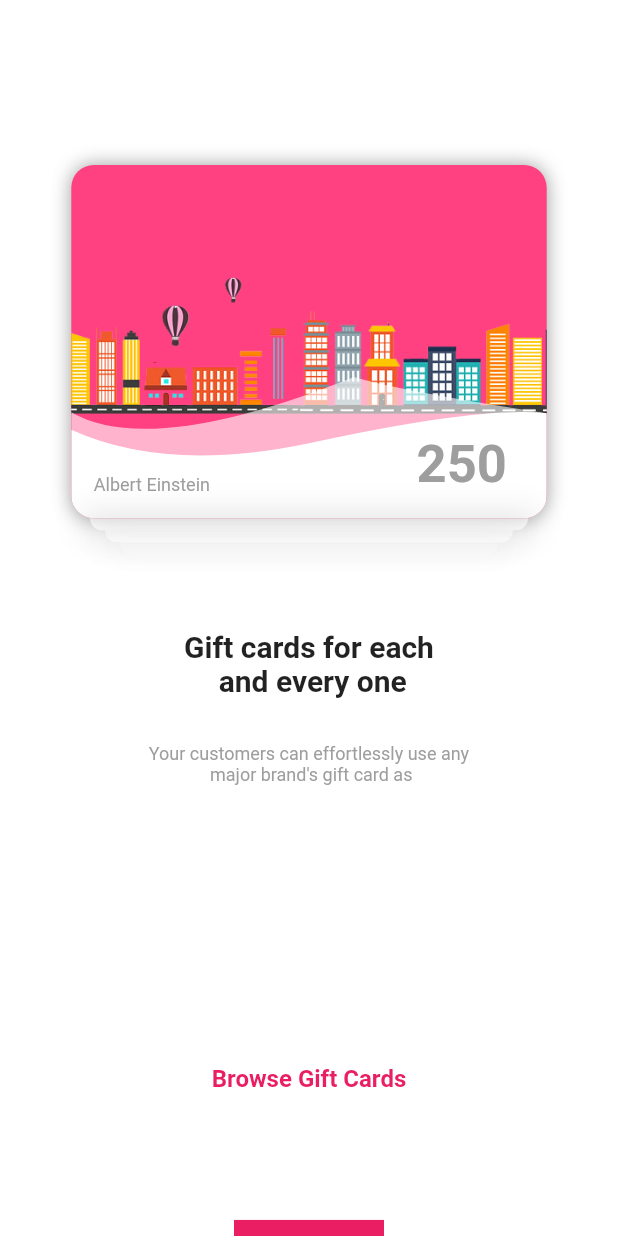
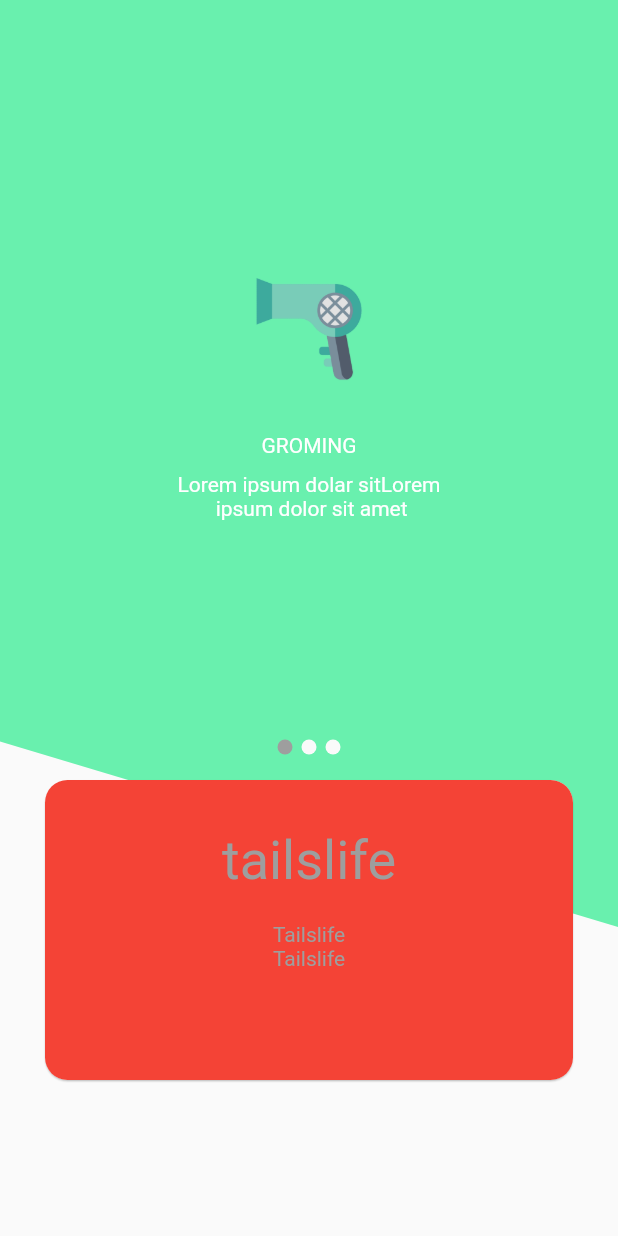
Before and after one commit to FlutterDev88/Awesome-DesignPage-Using-Flutter, a Flutter app: the screen it shows after launch, after a tap on "Browse Gift Cards", on a phone screen of 412 x 824 dp. Run offline on Flutter 3.47's test engine with Material 2 defaults, Android fonts, the phone set to English and light mode, and no system bars; our stand-ins replace flutter_swiper; missing offline and left inert: flutter_page_indicator.

Commit message:
fisrt page started

```diff
--- /dev/null
+++ b/lib/first_page.dart
@@ -0,0 +1,170 @@
+import 'package:flutter/material.dart';
+import 'package:flutter_swiper/flutter_swiper.dart';
+import 'package:flutter_page_indicator/flutter_page_indicator.dart';
+
+class FirstLoginPage extends StatefulWidget {
+  @override
+  _FirstLoginPageState createState() => new _FirstLoginPageState();
+}
+
+class _FirstLoginPageState extends State<FirstLoginPage> {
+  Widget pageView() {
+    return Swiper(
+      containerHeight: 300,
+      itemBuilder: (BuildContext context, int index) {
+        return Padding(
+          padding: const EdgeInsets.only(top: 10.0),
+          child: Container(
+            child: Column(
+              mainAxisAlignment: MainAxisAlignment.center,
+              crossAxisAlignment: CrossAxisAlignment.center,
+              children: <Widget>[
+                Image.asset(
+                  "images/page_swiperbg.png",
+                  fit: BoxFit.contain,
+                  height: 80,
+                ),
+                SizedBox(
+                  height: 30,
+                ),
+                Text(
+                  "GROMING",
+                  style: TextStyle(color: Colors.white, fontSize: 14),
+                ),
+                SizedBox(
+                  height: 10,
+                ),
+                Text(
+                  "Lorem ipsum dolar sitLorem \n ipsum dolor sit amet",
+                  softWrap: true,
+                  overflow: TextOverflow.clip,
+                  textAlign: TextAlign.center,
+                  style: TextStyle(color: Colors.white),
+                )
+              ],
+            ),
+          ),
+        );
+      },
+      itemCount: 3,
+      pagination: SwiperPagination(
+        builder: SwiperPagination.dots,
+      ),
+    );
+  }
+
+  @override
+  Widget build(BuildContext context) {
+    return Scaffold(
+      body: Stack(
+        children: <Widget>[
+          ClipPath(
+            clipper: CustomBackClip(),
+            child: Container(
+              color: Colors.greenAccent,
+              width: double.infinity,
+              height: double.infinity,
+            ),
+          ),
+          Column(
+            children: <Widget>[
+              Expanded(
+                flex: 2,
+                child: Container(
+                  height: 400,
+                  width: double.infinity,
+                  child: pageView(),
+                ),
+              ),
+              Card(
+                elevation: 0.5,
+                shape: RoundedRectangleBorder(
+                  borderRadius: BorderRadius.circular(15),
+                ),
+                color: Colors.white,
+                child: Column(
+                  children: <Widget>[
+                    Container(
+                      width: MediaQuery.of(context).size.width - 60,
+                      height: 200,
+                      decoration: BoxDecoration(
+                        borderRadius: BorderRadius.circular(15),
+                        color: Colors.red,
+                      ),
+                      child: Column(
+                        mainAxisAlignment: MainAxisAlignment.center,
+                        crossAxisAlignment: CrossAxisAlignment.center,
+                        children: <Widget>[
+                          Text(
+                            "tailslife",
+                            style: TextStyle(
+                              color: Colors.grey,
+                              fontSize: 36,
+                            ),
+                          ),
+                          SizedBox(
+                            height: 20,
+                          ),
+                          Text(
+                            "Tailslife",
+                            style: TextStyle(
+                              color: Colors.grey,
+                              fontSize: 14,
+                            ),
+                          ),
+                          Text(
+                            "Tailslife",
+                            style: TextStyle(
+                              color: Colors.grey,
+                              fontSize: 14,
+                            ),
+                          ),
+                          SizedBox(
+                            height: 40,
+                          ),
+                        ],
+                      ),
+                    ),
+                  ],
+                ),
+              ),
+              SizedBox(
+                height: 100,
+              )
+            ],
+          ),
+        ],
+      ),
+    );
+  }
+}
+
+class Page1 extends StatelessWidget {
+  @override
+  Widget build(BuildContext context) {
+    return Container(
+      child: Center(
+        child: Text("Page1"),
+      ),
+    );
+  }
+}
+
+class CustomBackClip extends CustomClipper<Path> {
+  @override
+  getClip(Size size) {
+    var path = Path();
+
+    path.lineTo(0.0, size.height * 0.6);
+    path.lineTo(size.width, size.height * 0.75);
+    path.lineTo(size.width, 0);
+    path.close();
+    return path;
+  }
+
+  @override
+  bool shouldReclip(CustomClipper oldClipper) {
+    // TODO: implement shouldReclip
+    return true;
+  }
+}
--- a/lib/main.dart
+++ b/lib/main.dart
@@ -1,9 +1,14 @@
 import 'package:flutter/material.dart';
+import 'package:testapp/first_page.dart';
 
 void main() => runApp(
       MaterialApp(
         home: CustomCardPage(),
         debugShowCheckedModeBanner: false,
+        theme: ThemeData(
+          primarySwatch: Colors.red,
+          primaryColor: Colors.grey,
+        ),
       ),
     );
 
@@ -143,7 +148,8 @@ class _CustomCardPageState extends State<CustomCardPage> {
             Expanded(
               flex: 5,
               child: GestureDetector(
-                onTap: () => print("tapped"),
+                onTap: () => Navigator.of(context).push(
+                    MaterialPageRoute(builder: (context) => FirstLoginPage())),
                 child: Text(
                   "Browse Gift Cards",
                   style: TextStyle(
--- a/pubspec.yaml
+++ b/pubspec.yaml
@@ -20,9 +20,7 @@ dependencies:
   # Use with the CupertinoIcons class for iOS style icons.
   cupertino_icons: ^0.1.2
   page_transition: ^1.0.6
-  google_maps_flutter: ^0.0.3+3
-  flutter_villains: ^1.2.0
-  http:
+  flutter_swiper: ^1.1.4
 
 
 dev_dependencies:
```
Also changed, not shown: images/page_swiperbg.png (added).
